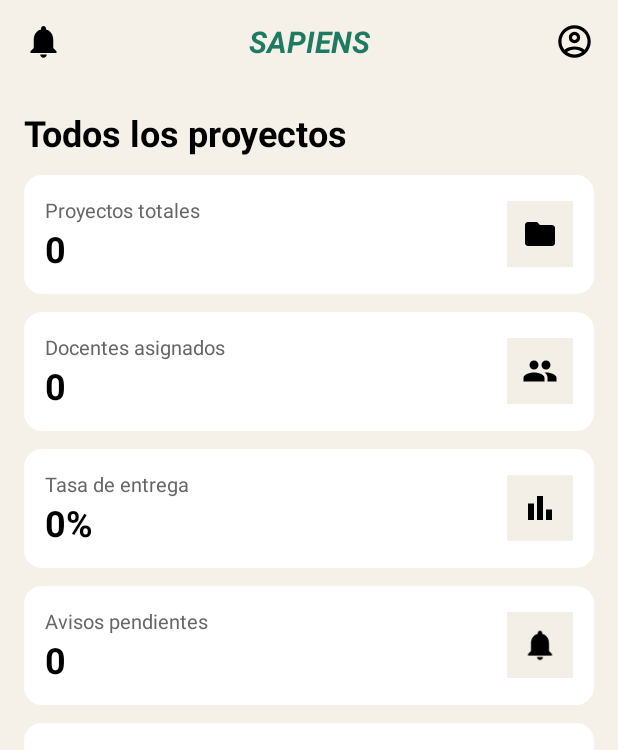
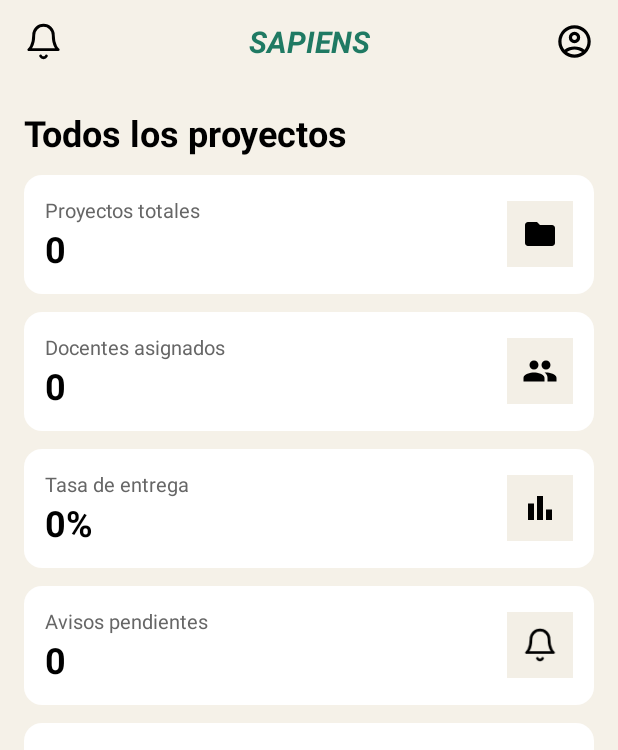
Before and after one commit to bite-aurum/sapiens-Movil, an Android app: the dashboardCoordinador screen opened directly, with no data from a screen before it, after a tap on "Proyectos", on a phone screen of 412 x 824 dp. Shown: the top 750 px of the screen. Run offline under Robolectric (Android 15) with nearby library versions, the phone set to English and light mode, and no system bars; 1 statement that could not run was skipped.

Commit message:
Actualizacion de vistas de dashboard y rediseño del icono de notificaciones

```diff
--- a/app/src/main/res/drawable/ic_notificacion.xml
+++ b/app/src/main/res/drawable/ic_notificacion.xml
@@ -13,8 +13,27 @@
   ~ See the License for the specific language governing permissions and
   ~ limitations under the License.
   -->
-<vector xmlns:android="http://schemas.android.com/apk/res/android" android:height="24dp" android:tint="#000000" android:viewportHeight="24" android:viewportWidth="24" android:width="24dp">
+<vector xmlns:android="http://schemas.android.com/apk/res/android"
+    android:width="24dp"
+    android:height="24dp"
+    android:viewportWidth="24"
+    android:viewportHeight="24">
 
-    <path android:fillColor="@android:color/white" android:pathData="M12,22c1.1,0 2,-0.9 2,-2h-4c0,1.1 0.89,2 2,2zM18,16v-5c0,-3.07 -1.64,-5.64 -4.5,-6.32L13.5,4c0,-0.83 -0.67,-1.5 -1.5,-1.5s-1.5,0.67 -1.5,1.5v0.68C7.63,5.36 6,7.92 6,11v5l-2,2v1h16v-1l-2,-2z"/>
+    <!-- Cuerpo de la campana -->
+    <path
+        android:pathData="M18,8A6,6 0 0,0 6,8c0,7 -3,9 -3,9h18s-3,-2 -3,-9"
+        android:fillColor="#00000000"
+        android:strokeColor="#000000"
+        android:strokeWidth="1.8"
+        android:strokeLineCap="round"
+        android:strokeLineJoin="round" />
 
+    <!-- Badajo -->
+    <path
+        android:pathData="M13.73,21a2,2 0 0,1 -3.46,0"
+        android:fillColor="#00000000"
+        android:strokeColor="#000000"
+        android:strokeWidth="1.8"
+        android:strokeLineCap="round"
+        android:strokeLineJoin="round" />
 </vector>
```
Also changed, not shown: app/src/main/res/layout/activity_dashboard_alumno.xml (+4 -4 lines), app/src/main/res/layout/activity_dashboard_coordinador.xml (+2 -14 lines).
